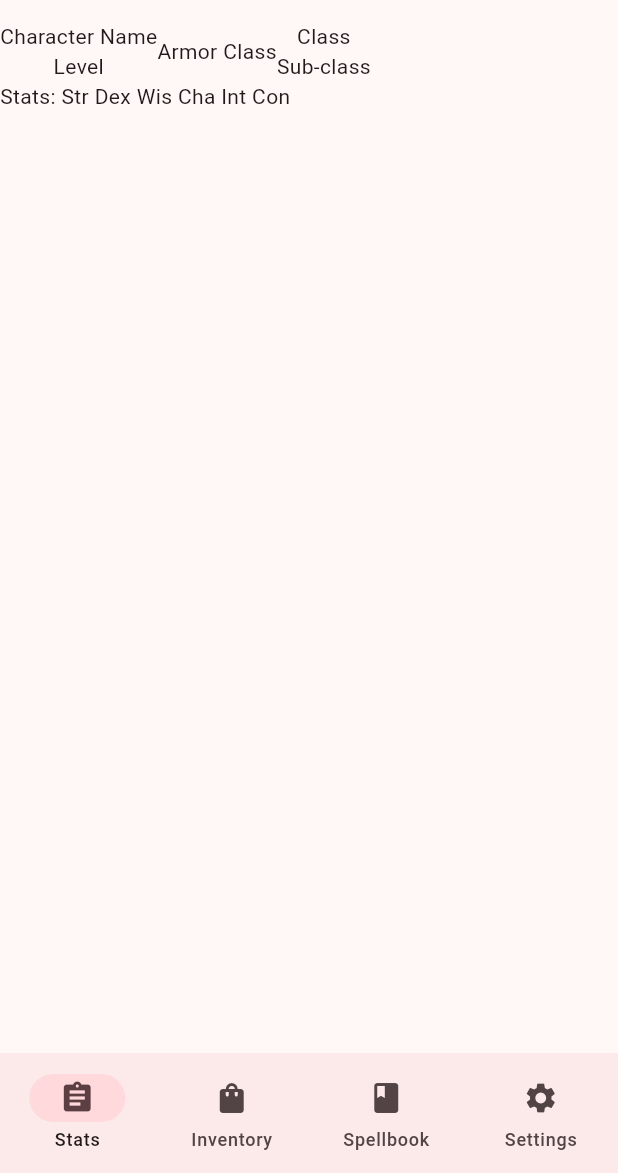
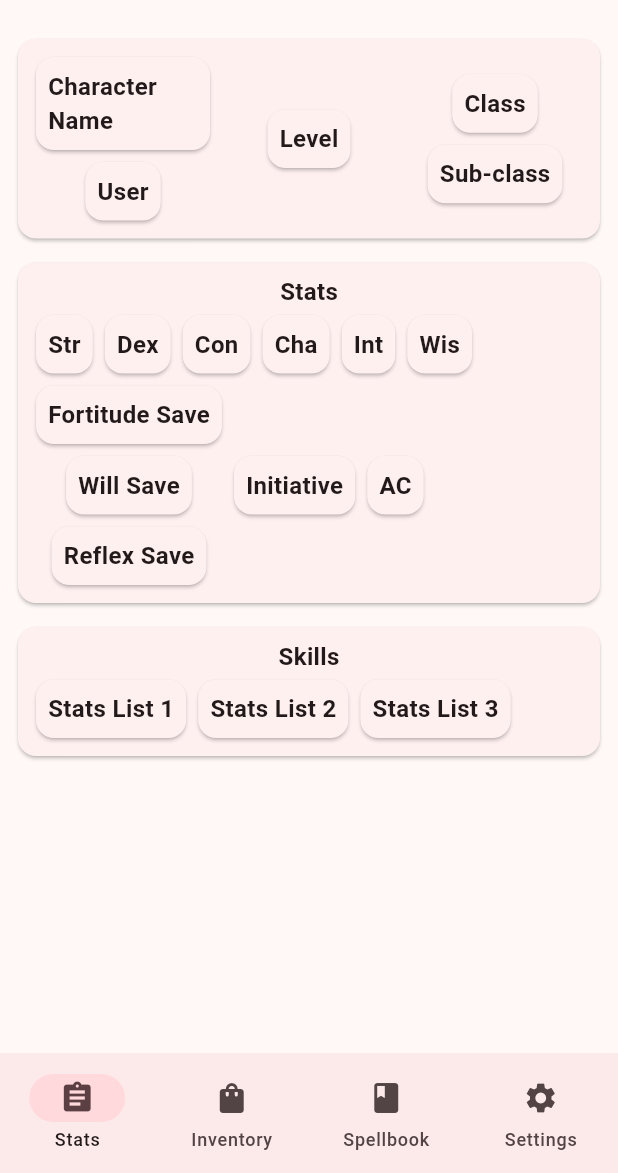
Before and after one commit to carlo-echon/PathfinderCharacterSheetAPP, a Flutter app: the screen it shows after launch, on a phone screen of 412 x 824 dp, the part 63-1236 px from its top. Run offline on Flutter 3.47's test engine with Material 3 defaults, Android fonts, the light colour scheme and no system bars; generated files the repository leaves out were written again.

Commit message:
General Skeleton UI for Stat Page

```diff
--- a/pathfinder_character_sheet/lib/main.dart
+++ b/pathfinder_character_sheet/lib/main.dart
@@ -86,32 +86,96 @@ class CharSheetStats extends StatefulWidget {
 class _CharSheetStatsState extends State<CharSheetStats> {
   @override
   Widget build(BuildContext context) {
-    return Container(
+    return Padding(
+      padding: const EdgeInsets.all(8.0),
       child: Column(
         children: [
-          Row(
+          // First Box with character details
+          Card(
+            child: Padding(
+              padding: const EdgeInsets.all(8.0),
+              child: Row(
                 children: [
-              Column(
-                children: [
-                  Text("Character Name"),
-                  Text("Level"),
+                  Expanded(
+                    child: Column(
+                      children: const [
+                        NameBox(title: "Character Name"),
+                        NameBox(title: "User"),
                       ],
                     ),
-              Column(
-                children: [Text("Armor Class"),],
                   ),
-              Column(
+                  Expanded(
+                    child: Column(
+                      children: const [
+                        DetailBox(title: "Level"),
+                      ],
+                    ),
+                  ),
+                  Expanded(
+                    child: Column(
+                      children: const [
+                        NameBox(title: "Class"),
+                        NameBox(title: "Sub-class"),
+                      ],
+                    ),
+                  ),
+                ],
+              ),
+            ),
+          ),
+          const SizedBox(height: 8),
+          // Second Box with character stats
+          Card(
+            child: Padding(
+              padding: const EdgeInsets.all(8.0),
+              child: Column(
+                crossAxisAlignment: CrossAxisAlignment.start,
                 children: [
-                  Text("Class"),
-                  Text("Sub-class"),
+                  Center(child: Text("Stats", style: TextStyle(fontSize: 16, fontWeight: FontWeight.bold)),),
+                  Row(
+                    children: const [
+                      DetailBox(title: "Str"),
+                      DetailBox(title: "Dex"),
+                      DetailBox(title: "Con"),
+                      DetailBox(title: "Cha"),
+                      DetailBox(title: "Int"),
+                      DetailBox(title: "Wis"),
+                    ],
+                  ),
+                  Row(
+                    children: const[
+                      Column(children: [
+                      DetailBox(title: "Fortitude Save"),
+                      DetailBox(title: "Will Save"),
+                      DetailBox(title: "Reflex Save"),
+                      ],),
+                      DetailBox(title: "Initiative"),
+                      DetailBox(title: "AC"),
                     ],
                     ),
                 ],
               ),
+            ),
+          ),
+          const SizedBox(height: 8,),
+          Card(
+            child: Padding(
+              padding: const EdgeInsets.all(8.0),
+              child: Column(
+                crossAxisAlignment: CrossAxisAlignment.start,
+                children: [
+                  Center(child: Text("Skills", style: TextStyle(fontSize: 16, fontWeight: FontWeight.bold)),),
                   Row(
                     children: [
-              Text('Stats: Str Dex Wis Cha Int Con'),
+                      NameBox(title: "Stats List 1"),
+                      NameBox(title: "Stats List 2"),
+                      NameBox(title: "Stats List 3"),
                     ],
+                  ),
+
+                ],
+              )
+              ),
           ),
         ],
       ),
@@ -167,3 +231,49 @@ class _SettingsPageState extends State<SettingsPage> {
     );
   }
 }
+
+class NameBox extends StatelessWidget {
+  final String title;
+
+  const NameBox({
+    super.key,
+    required this.title,
+  });
+
+  @override
+  Widget build(BuildContext context) {
+    return Card(
+      child: Padding(
+        padding: const EdgeInsets.all(8.0),
+        child: Column(
+          children: [
+            Text(title, style: const TextStyle(fontSize: 16, fontWeight: FontWeight.bold)),
+          ],
+        ),
+      ),
+    );
+  }
+}
+
+class DetailBox extends StatelessWidget {
+  final String title;
+
+  const DetailBox({
+    super.key,
+    required this.title,
+  });
+
+  @override
+  Widget build(BuildContext context) {
+    return Card(
+      child: Padding(
+        padding: const EdgeInsets.all(8.0),
+        child: Column(
+          children: [
+            Text(title, style: const TextStyle(fontSize: 16, fontWeight: FontWeight.bold)),
+          ],
+        ),
+      ),
+    );
+  }
+}
```
Lines whose indentation alone changed are shown as unchanged.
